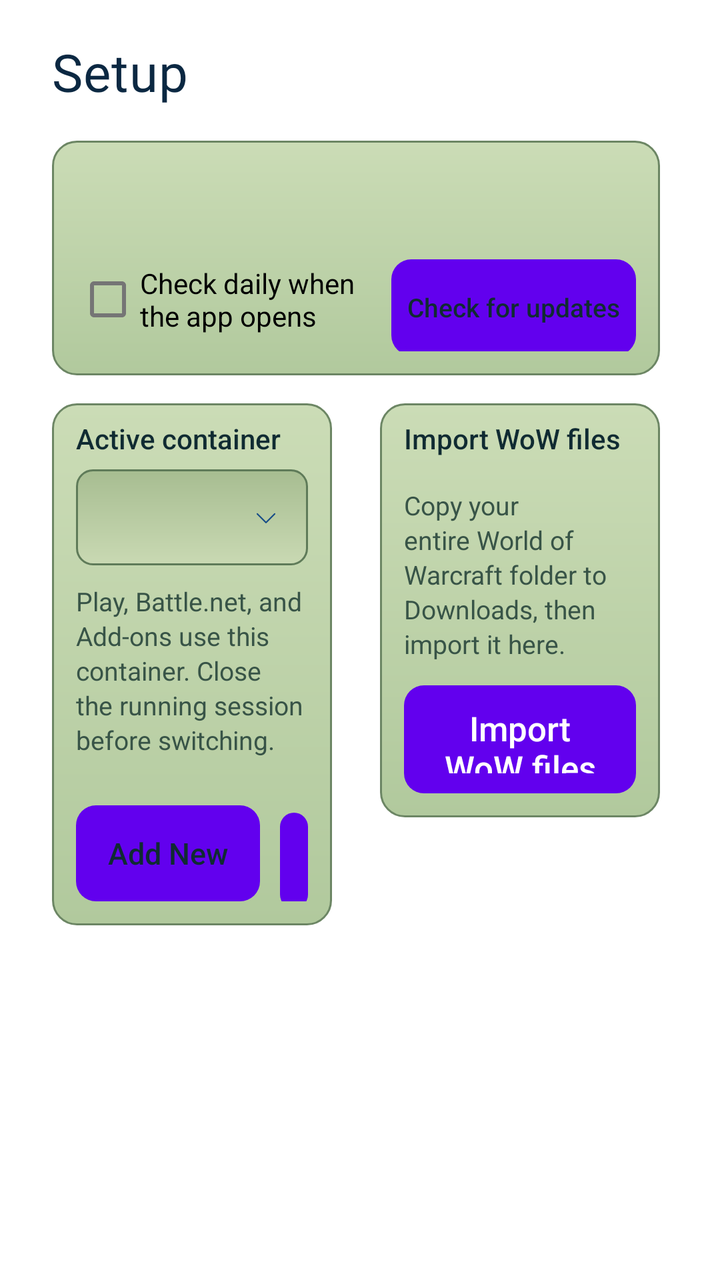
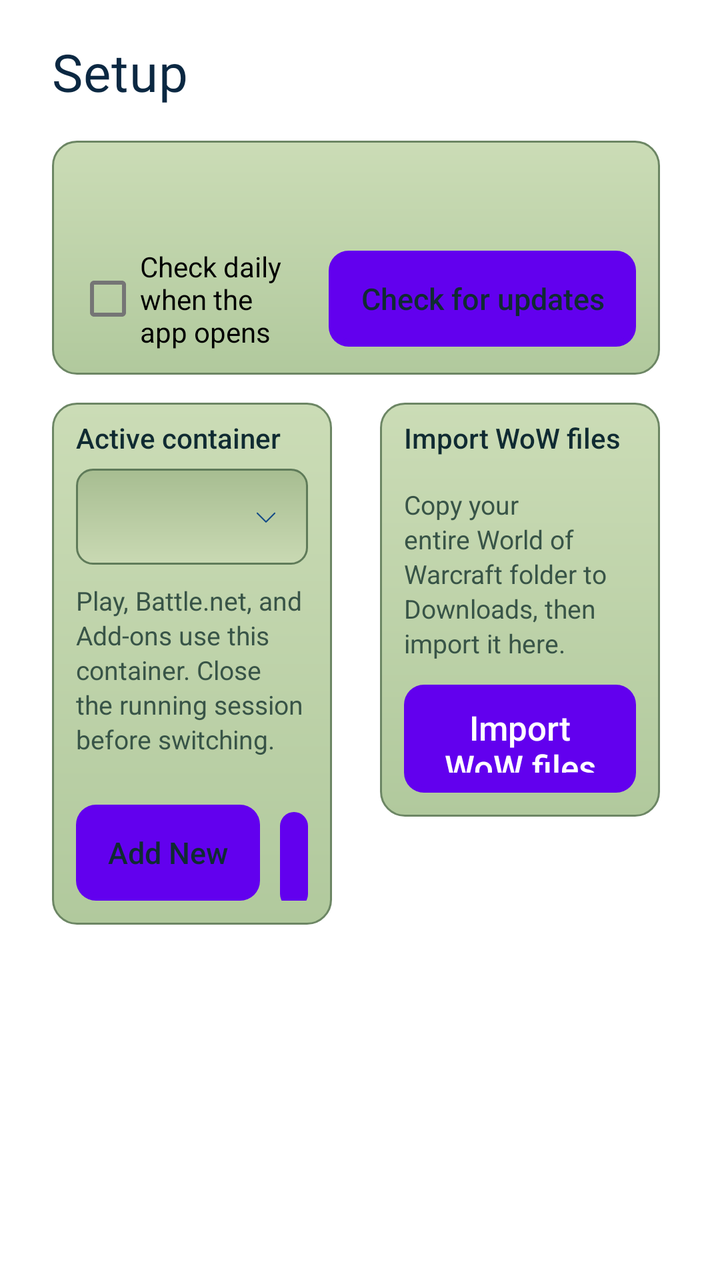

Two renders of the same Android screen: before a commit and after it. Below are the layout's source before the change and the commit's diff.
<!-- AndroidManifest.xml: fallback theme Theme.MaterialComponents.DayNight.NoActionBar -->
<!-- res/layout/fragment_wehavephones_setup.xml -->
<?xml version="1.0" encoding="utf-8"?>
<ScrollView
    xmlns:android="http://schemas.android.com/apk/res/android"
    android:layout_width="match_parent"
    android:layout_height="match_parent"
    android:fillViewport="true"
    android:scrollbars="vertical"
    android:scrollbarStyle="insideInset">
    <LinearLayout
        android:layout_width="match_parent"
        android:layout_height="wrap_content"
        android:orientation="vertical"
        android:paddingLeft="26dp"
        android:paddingRight="26dp"
        android:paddingTop="22dp"
        android:paddingBottom="24dp">
        <TextView
            style="@style/WeHavePhonesScreenTitle"
            android:text="@string/wehavephones_setup_short"
            android:textColor="@color/wehavephones_text_title"
            android:textSize="26sp" />
        <LinearLayout
            android:layout_width="match_parent"
            android:layout_height="wrap_content"
            android:layout_marginTop="12dp"
            android:orientation="vertical"
            android:background="@drawable/wehavephones_card_background"
            android:padding="12dp">
            <TextView
                android:id="@+id/TVAppUpdateVersion"
                style="@style/WeHavePhonesSectionLabel"
                android:layout_marginTop="0dp" />
            <TextView
                android:id="@+id/TVAppUpdateHint"
                style="@style/WeHavePhonesHint" />
            <LinearLayout
                android:layout_width="match_parent"
                android:layout_height="wrap_content"
                android:orientation="horizontal"
                android:gravity="center_vertical">
                <CheckBox
                    android:id="@+id/CBAutomaticAppUpdates"
                    android:layout_width="0dp"
                    android:layout_height="wrap_content"
                    android:layout_weight="1"
                    android:text="@string/wehavephones_update_automatic" />
                <Button
                    android:id="@+id/BTCheckAppUpdates"
                    style="@style/WeHavePhonesButtonSmall"
                    android:text="@string/wehavephones_update_check" />
            </LinearLayout>
        </LinearLayout>
        <LinearLayout
            android:layout_width="match_parent"
            android:layout_height="wrap_content"
            android:orientation="horizontal"
            android:baselineAligned="false"
            android:layout_marginTop="14dp">
            <LinearLayout
                android:layout_width="0dp"
                android:layout_height="wrap_content"
                android:layout_weight="1"
                android:orientation="vertical"
                android:background="@drawable/wehavephones_card_background"
                android:paddingLeft="12dp"
                android:paddingRight="12dp"
                android:paddingTop="8dp"
                android:paddingBottom="12dp">
                <TextView
                    style="@style/WeHavePhonesSectionLabel"
                    android:layout_marginTop="0dp"
                    android:text="@string/wehavephones_settings_container_title" />
                <Spinner
                    android:id="@+id/SPActiveContainer"
                    android:layout_width="match_parent"
                    android:layout_height="48dp"
                    android:background="@drawable/wehavephones_dropdown"
                    android:contentDescription="@string/wehavephones_settings_container_title" />
                <TextView
                    style="@style/WeHavePhonesHint"
                    android:layout_marginTop="9dp"
                    android:text="@string/wehavephones_settings_container_hint"
                    android:textSize="13sp" />
                <LinearLayout
                    android:layout_width="wrap_content"
                    android:layout_height="wrap_content"
                    android:layout_marginTop="16dp"
                    android:orientation="horizontal">
                    <Button
                        android:id="@+id/BTNewContainer"
                        style="@style/WeHavePhonesButtonOutline"
                        android:layout_width="wrap_content"
                        android:paddingLeft="16dp"
                        android:paddingRight="16dp"
                        android:text="@string/wehavephones_settings_container_new" />
                    <Button
                        android:id="@+id/BTManageContainers"
                        style="@style/WeHavePhonesButtonOutline"
                        android:layout_width="wrap_content"
                        android:layout_marginLeft="10dp"
                        android:paddingLeft="16dp"
                        android:paddingRight="16dp"
                        android:text="@string/wehavephones_settings_container_manage" />
                </LinearLayout>
            </LinearLayout>
            <LinearLayout
                android:layout_width="0dp"
                android:layout_height="wrap_content"
                android:layout_weight="1"
                android:layout_marginLeft="24dp"
                android:orientation="vertical"
                android:background="@drawable/wehavephones_card_background"
                android:paddingLeft="12dp"
                android:paddingRight="12dp"
                android:paddingTop="8dp"
                android:paddingBottom="12dp">
                <TextView
                    style="@style/WeHavePhonesSectionLabel"
                    android:layout_marginTop="0dp"
                    android:text="@string/wehavephones_import_title" />
                <TextView
                    style="@style/WeHavePhonesHint"
                    android:layout_marginTop="9dp"
                    android:text="@string/wehavephones_import_hint"
                    android:textSize="13sp" />
                <Button
                    android:id="@+id/BTImportWow"
                    style="@style/WeHavePhonesButtonPrimary"
                    android:layout_width="wrap_content"
                    android:layout_marginTop="12dp"
                    android:text="@string/wehavephones_import_title" />
                <ProgressBar
                    android:id="@+id/PBImportWow"
                    style="?android:attr/progressBarStyleHorizontal"
                    android:layout_width="match_parent"
                    android:layout_height="8dp"
                    android:layout_marginTop="10dp"
                    android:visibility="gone" />
                <TextView
                    android:id="@+id/TVImportWowStatus"
                    style="@style/WeHavePhonesHint"
                    android:layout_marginTop="9dp"
                    android:visibility="gone"
                    android:textSize="13sp" />
                <Button
                    android:id="@+id/BTCancelWowImport"
                    style="@style/WeHavePhonesButtonOutline"
                    android:layout_width="wrap_content"
                    android:layout_marginTop="8dp"
                    android:visibility="gone"
                    android:text="@string/cancel" />
            </LinearLayout>
            
            <LinearLayout
                android:id="@+id/LLRuntimeProfile"
                android:layout_width="0dp"
                android:layout_height="wrap_content"
                android:layout_weight="1"
                android:layout_marginLeft="24dp"
                android:visibility="gone"
                android:orientation="vertical"
                android:background="@drawable/wehavephones_card_background"
                android:paddingLeft="12dp"
                android:paddingRight="12dp"
                android:paddingTop="8dp"
                android:paddingBottom="12dp">
                <TextView
                    style="@style/WeHavePhonesSectionLabel"
                    android:layout_marginTop="0dp"
                    android:text="@string/wehavephones_settings_profile_label" />
                <Spinner
                    android:id="@+id/SPRuntimeProfile"
                    android:layout_width="match_parent"
                    android:layout_height="48dp"
                    android:background="@drawable/wehavephones_dropdown"
                    android:contentDescription="@string/wehavephones_settings_profile_label" />
                <TextView
                    android:id="@+id/TVProfileDescription"
                    style="@style/WeHavePhonesHint"
                    android:layout_marginTop="13dp"
                    android:textColor="@color/wehavephones_text"
                    android:textSize="14sp" />
                <TextView
                    style="@style/WeHavePhonesHint"
                    android:layout_marginTop="9dp"
                    android:text="@string/wehavephones_settings_profile_hint"
                    android:textSize="13sp" />
            </LinearLayout>
        </LinearLayout>
    </LinearLayout>
</ScrollView>
<!-- resources referenced by this layout -->
<resources>
  <color name="wehavephones_text">#102B32</color>
  <color name="wehavephones_text_title">#0B2842</color>
  <!-- drawable wehavephones_dropdown (drawable) -->
  <?xml version="1.0" encoding="utf-8"?>
  <layer-list
      xmlns:android="http://schemas.android.com/apk/res/android">
      <item
          android:drawable="@drawable/wehavephones_field" />
      <item
          android:drawable="@drawable/wehavephones_ic_chevron_down"
          android:gravity="end|center_vertical"
          android:right="14dp" />
  </layer-list>
  <string name="cancel">Cancel</string>
  <string name="wehavephones_import_hint">Copy your entire World of Warcraft folder to Downloads, then import it here.</string>
  <string name="wehavephones_import_title">Import WoW files</string>
  <string name="wehavephones_settings_container_hint">Play, Battle.net, and Add-ons use this container. Close the running session before switching.</string>
  <string name="wehavephones_settings_container_manage">Manage</string>
  <string name="wehavephones_settings_container_new">Add New</string>
  <string name="wehavephones_settings_container_title">Active container</string>
  <string name="wehavephones_settings_profile_hint">Play always uses the verified single runtime. This choice only applies to the fallback two-stage (handoff) mode.</string>
  <string name="wehavephones_settings_profile_label">Runtime profile</string>
  <string name="wehavephones_setup_short">Setup</string>
  <string name="wehavephones_update_automatic">Check daily when the app opens</string>
  <string name="wehavephones_update_check">Check for updates</string>
  <style name="WeHavePhonesButtonSmall">
          <item name="android:fontFamily">sans-serif-medium</item>
          <item name="android:layout_width">wrap_content</item>
          <item name="android:layout_height">48dp</item>
          <item name="android:background">@drawable/wehavephones_button_outline</item>
          <item name="android:textColor">@color/wehavephones_text</item>
          <item name="android:textSize">13sp</item>
          <item name="android:textAllCaps">false</item>
          <item name="android:minWidth">0dp</item>
          <item name="android:paddingLeft">8dp</item>
          <item name="android:paddingRight">8dp</item>
          <item name="android:stateListAnimator">@null</item>
          <item name="android:layout_marginTop">4dp</item>
          <item name="android:letterSpacing">0</item>
          <item name="android:backgroundTint">@null</item>
      </style>
  <style name="WeHavePhonesHint">
          <item name="android:layout_width">match_parent</item>
          <item name="android:layout_height">wrap_content</item>
          <item name="android:textColor">@color/wehavephones_text_dim</item>
          <item name="android:textSize">12sp</item>
          <item name="android:lineSpacingExtra">2dp</item>
      </style>
  <style name="WeHavePhonesScreenTitle" parent="WeHavePhonesHeader">
          <item name="android:gravity">start</item>
          <item name="android:textSize">26sp</item>
          <item name="android:layout_marginBottom">6dp</item>
          <item name="android:letterSpacing">0.01</item>
      </style>
  <color name="wehavephones_key_text">#FFFFFF</color>
  <color name="wehavephones_text_dim">#385447</color>
  <style name="WeHavePhonesHeader">
          <item name="android:layout_width">match_parent</item>
          <item name="android:layout_height">wrap_content</item>
          <item name="android:fontFamily">@font/wehavephones_lcd</item>
          <item name="android:textColor">@color/wehavephones_text_title</item>
          <item name="android:textSize">28sp</item>
          <item name="android:includeFontPadding">false</item>
      </style>
  <color name="wehavephones_accent">#164C87</color>
  <!-- unchanged entries left out for length: 14 -->
</resources>

<!-- the commit's change to res/layout/fragment_wehavephones_setup.xml (unified diff, before → after) -->
@@ -37,6 +37,7 @@
                 android:layout_width="match_parent"
                 android:layout_height="wrap_content"
                 android:orientation="horizontal"
+                android:baselineAligned="false"
                 android:gravity="center_vertical">
                 <CheckBox
                     android:id="@+id/CBAutomaticAppUpdates"
@@ -46,7 +47,19 @@
                     android:text="@string/wehavephones_update_automatic" />
                 <Button
                     android:id="@+id/BTCheckAppUpdates"
-                    style="@style/WeHavePhonesButtonSmall"
+                    style="@style/WeHavePhonesButtonOutline"
+                    android:layout_width="wrap_content"
+                    android:layout_height="wrap_content"
+                    android:layout_marginTop="0dp"
+                    android:layout_marginStart="12dp"
+                    android:minWidth="0dp"
+                    android:minHeight="48dp"
+                    android:paddingLeft="16dp"
+                    android:paddingRight="16dp"
+                    android:paddingTop="0dp"
+                    android:paddingBottom="0dp"
+                    android:gravity="center"
+                    android:singleLine="true"
                     android:text="@string/wehavephones_update_check" />
             </LinearLayout>
         </LinearLayout>
<!-- resource entries referenced after the edit -->
@@ -25,22 +25,6 @@
   <string name="wehavephones_setup_short">Setup</string>
   <string name="wehavephones_update_automatic">Check daily when the app opens</string>
   <string name="wehavephones_update_check">Check for updates</string>
-  <style name="WeHavePhonesButtonSmall">
-          <item name="android:fontFamily">sans-serif-medium</item>
-          <item name="android:layout_width">wrap_content</item>
-          <item name="android:layout_height">48dp</item>
-          <item name="android:background">@drawable/wehavephones_button_outline</item>
-          <item name="android:textColor">@color/wehavephones_text</item>
-          <item name="android:textSize">13sp</item>
-          <item name="android:textAllCaps">false</item>
-          <item name="android:minWidth">0dp</item>
-          <item name="android:paddingLeft">8dp</item>
-          <item name="android:paddingRight">8dp</item>
-          <item name="android:stateListAnimator">@null</item>
-          <item name="android:layout_marginTop">4dp</item>
-          <item name="android:letterSpacing">0</item>
-          <item name="android:backgroundTint">@null</item>
-      </style>
   <style name="WeHavePhonesHint">
           <item name="android:layout_width">match_parent</item>
           <item name="android:layout_height">wrap_content</item>
